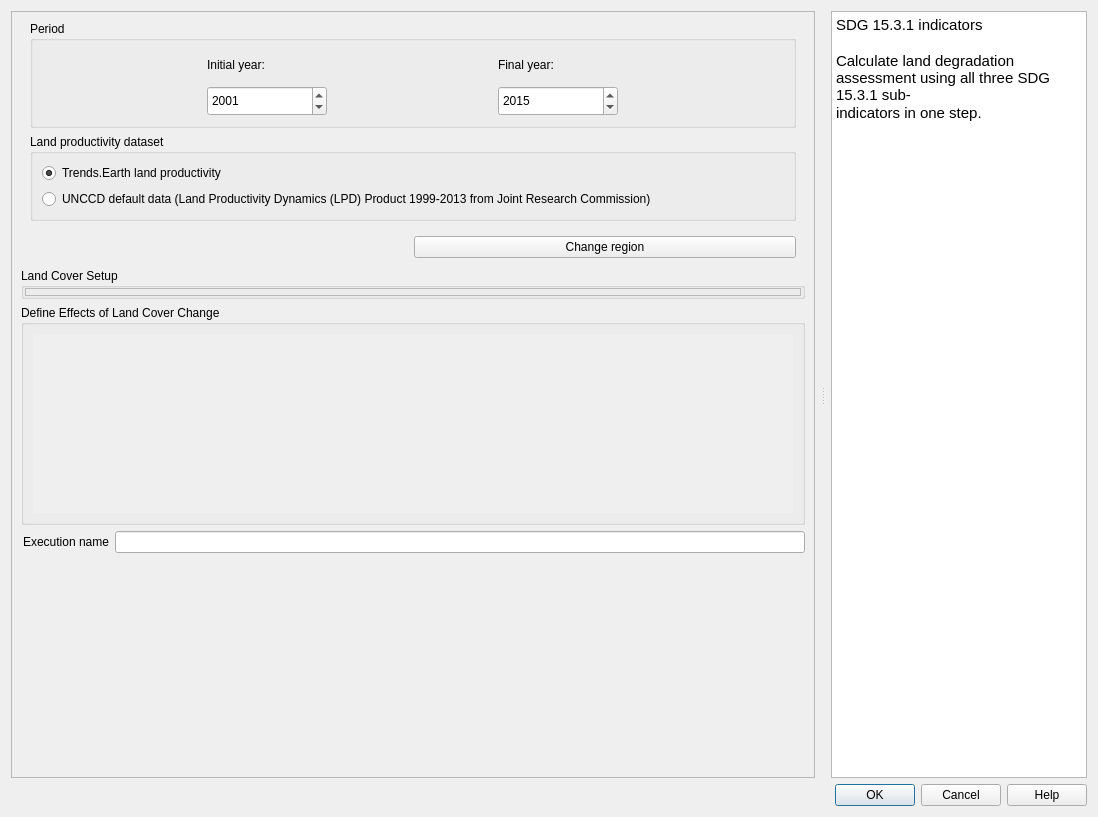
Old version of the form LDMP/gui/DlgCalculateOneStep.ui in the repository ConservationInternational/trends.earth.
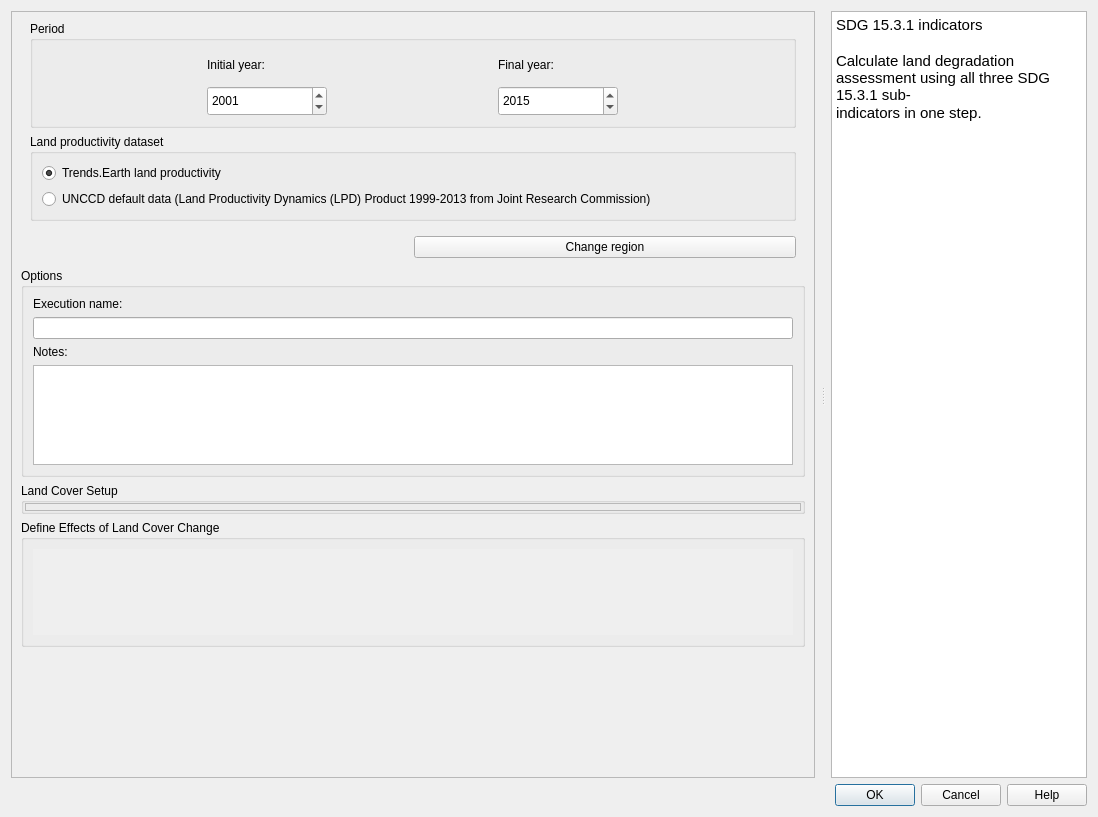
New version of the form. Custom widgets are drawn as their Qt base class.

Commit message: updated algorithms dialog to include options group box

```diff
--- a/LDMP/gui/DlgCalculateOneStep.ui
+++ b/LDMP/gui/DlgCalculateOneStep.ui
@@ -248,6 +248,57 @@
          </item>
         </layout>
        </item>
+       <item>
+        <widget class="QgsCollapsibleGroupBox" name="options_group">
+         <property name="title">
+          <string>Options</string>
+         </property>
+         <property name="collapsed">
+          <bool>true</bool>
+         </property>
+         <layout class="QVBoxLayout" name="verticalLayout_6">
+          <item>
+           <widget class="QLabel" name="execution_name_la">
+            <property name="text">
+             <string>Execution name:</string>
+            </property>
+           </widget>
+          </item>
+          <item>
+           <widget class="QLineEdit" name="execution_name_le"/>
+          </item>
+          <item>
+           <widget class="QLabel" name="task_notes_la">
+            <property name="text">
+             <string>Notes:</string>
+            </property>
+           </widget>
+          </item>
+          <item>
+           <widget class="QTextEdit" name="task_notes">
+            <property name="sizePolicy">
+             <sizepolicy hsizetype="Expanding" vsizetype="Minimum">
+              <horstretch>0</horstretch>
+              <verstretch>0</verstretch>
+             </sizepolicy>
+            </property>
+            <property name="minimumSize">
+             <size>
+              <width>0</width>
+              <height>0</height>
+             </size>
+            </property>
+            <property name="maximumSize">
+             <size>
+              <width>16777215</width>
+              <height>100</height>
+             </size>
+            </property>
+           </widget>
+          </item>
+         </layout>
+        </widget>
+       </item>
        <item>
         <widget class="QgsCollapsibleGroupBox" name="land_cover">
          <property name="title">
@@ -305,7 +356,7 @@
                <x>0</x>
                <y>0</y>
                <width>786</width>
-               <height>187</height>
+               <height>186</height>
               </rect>
              </property>
             </widget>
@@ -314,26 +365,6 @@
          </layout>
         </widget>
        </item>
-       <item>
-        <layout class="QHBoxLayout" name="horizontalLayout_2">
-         <property name="leftMargin">
-          <number>2</number>
-         </property>
-         <item>
-          <widget class="QLabel" name="execution_name_la">
-           <property name="toolTip">
-            <string>Auto generated name for the task which can be edited</string>
-           </property>
-           <property name="text">
-            <string>Execution name</string>
-           </property>
-          </widget>
-         </item>
-         <item>
-          <widget class="QLineEdit" name="execution_name_le"/>
-         </item>
-        </layout>
-       </item>
        <item>
         <spacer name="verticalSpacer">
          <property name="orientation">
```
The commit also changes 10 other files.
